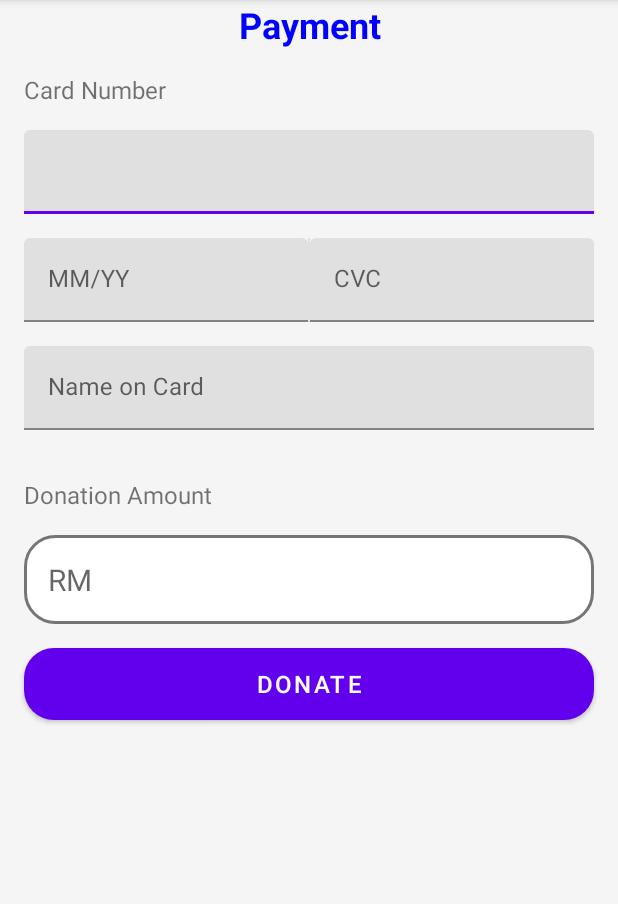
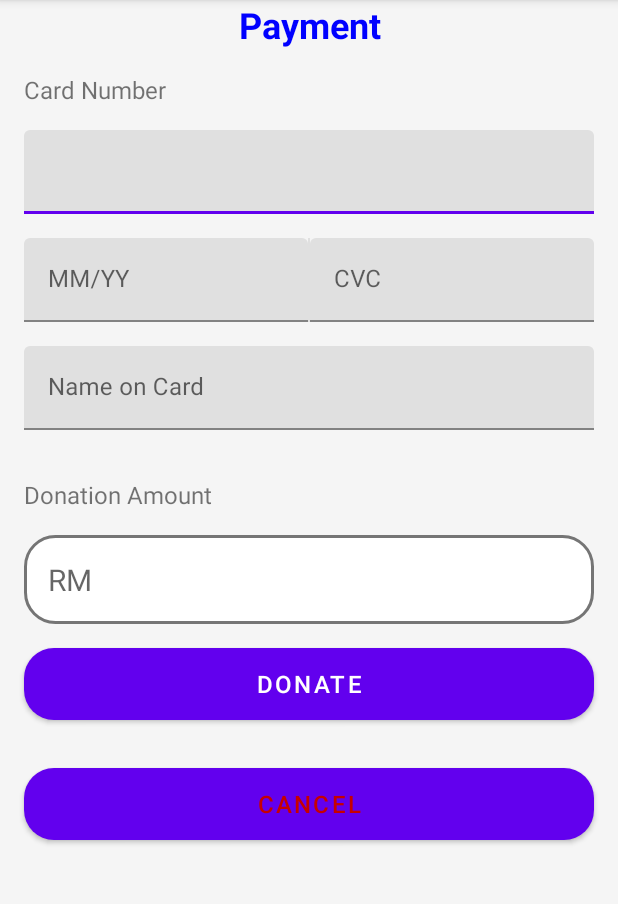
Before and after one commit to Tzehong112002/MobileAssFundraisingApp, an Android app: the PaymentActivity screen opened directly, with no data from a screen before it, on a phone screen of 412 x 824 dp, the part 84-988 px from its top. Run offline under Robolectric (Android 15) with nearby library versions, the phone set to English and light mode, and no system bars; our stand-ins replace Firebase (no records; nobody signed in at launch, a user with empty details on screens opened directly).

Commit message:
Payment validation

```diff
--- a/app/src/main/AndroidManifest.xml
+++ b/app/src/main/AndroidManifest.xml
@@ -157,6 +157,8 @@
                 android:value="" />
         </activity>
         <activity android:name=".PaymentActivity" />
+        <activity android:name=".EventDetailsUser"/>
+
 
 
 
--- a/app/src/main/res/layout/fragment_home.xml
+++ b/app/src/main/res/layout/fragment_home.xml
@@ -163,7 +163,7 @@
                         android:layout_width="wrap_content"
                         android:layout_height="wrap_content"
                         android:id="@+id/settingName"
-                        android:text="History"
+                        android:text="Settings"
                         android:textSize="20sp"
                         android:textColor="@color/lavender"
 
@@ -175,7 +175,7 @@
                         android:layout_width="70dp"
                         android:layout_height="70dp"
                         android:id="@+id/settingImage"
-                        android:src="@drawable/ic_baseline_history_24"
+                        android:src="@drawable/ic_settings"
                         android:layout_marginTop="15dp"
                         android:layout_centerHorizontal="true"/>
 
--- a/app/src/main/res/layout/payment.xml
+++ b/app/src/main/res/layout/payment.xml
@@ -57,7 +57,6 @@
                 android:layout_width="match_parent"
                 android:layout_height="wrap_content"
                 android:hint="MM/YY"
-                android:inputType="number"
                 android:maxLength="5"
                 android:textSize="16sp" />
 
@@ -132,4 +131,14 @@
         android:textColor="#ffffff"
         android:textSize="16sp" />
 
+    <Button
+        android:id="@+id/button_cancel"
+        android:layout_width="match_parent"
+        android:layout_height="wrap_content"
+        android:layout_margin="16dp"
+        android:background="@drawable/rounded_button"
+        android:text="Cancel"
+        android:textColor="@color/red"
+        android:textSize="16sp" />
+
 </LinearLayout>
--- a/app/src/main/res/layout/payment_details.xml
+++ b/app/src/main/res/layout/payment_details.xml
@@ -74,7 +74,7 @@
         android:hint="Enter donated amount"
         android:textColorHint="@android:color/darker_gray"
         android:textSize="18sp"
-        android:inputType="text" />
+        android:inputType="numberDecimal" />
 
     <TextView
         android:id="@+id/label_date"
--- /dev/null
+++ b/app/src/main/res/values/integer.xml
@@ -0,0 +1,4 @@
+<?xml version="1.0" encoding="utf-8"?>
+<resources>
+    <integer name="default_donation_amount">10</integer>
+</resources>
```
Also changed, not shown: app/src/main/java/com/example/mobileassfundraisingapp/PaymentActivity.kt (+42 -2 lines), app/src/main/java/com/example/mobileassfundraisingapp/admin/PaymentDetails.kt (+36 -3 lines).
